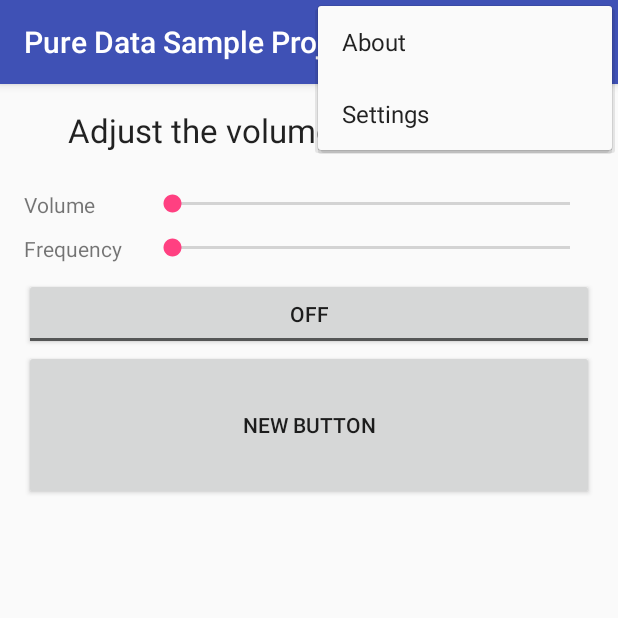
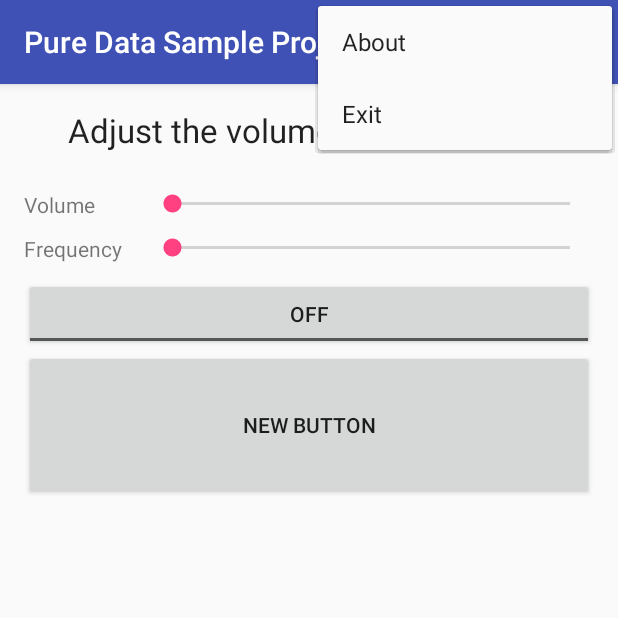
Before and after one commit to devdev-dev/PureDataSampleProject, an Android app: the screen it shows after launch (MainActivity), with the options menu open, on a phone screen of 412 x 824 dp, the top half of it. Run offline under Robolectric (Android 15) with nearby library versions, the phone set to English and light mode, and no system bars; libraries missing offline, so code that uses them is left out: org.puredata.android, org.puredata.core; 2 statements that could not run were skipped.

Commit message:
Fix a wrong string id naming to match real menu action behaviour

```diff
--- a/app/src/main/res/menu/menu_main.xml
+++ b/app/src/main/res/menu/menu_main.xml
@@ -7,7 +7,7 @@
           android:orderInCategory="100"
           app:showAsAction="never" />
     <item android:id="@+id/action_exit"
-          android:title="@string/action_settings"
-          android:orderInCategory="100"
+          android:title="@string/action_exit"
+          android:orderInCategory="101"
           app:showAsAction="never" />
 </menu>
--- a/app/src/main/res/values/strings.xml
+++ b/app/src/main/res/values/strings.xml
@@ -1,5 +1,5 @@
 <resources>
     <string name="app_name">Pure Data Sample Project</string>
-    <string name="action_settings">Settings</string>
+    <string name="action_exit">Exit</string>
     <string name="action_link">About</string>
 </resources>
```
